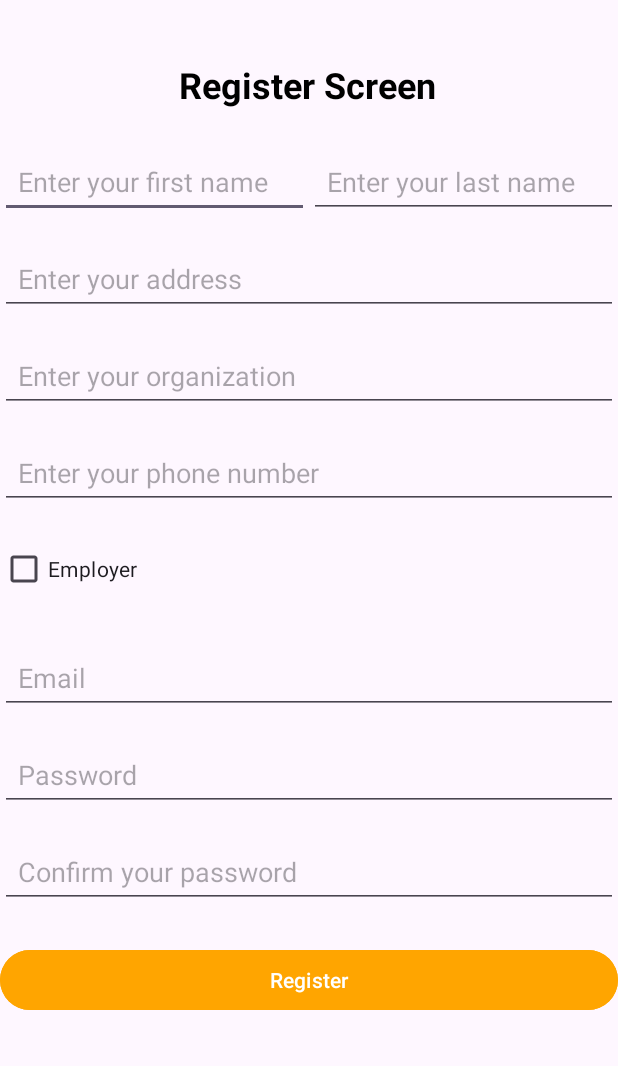
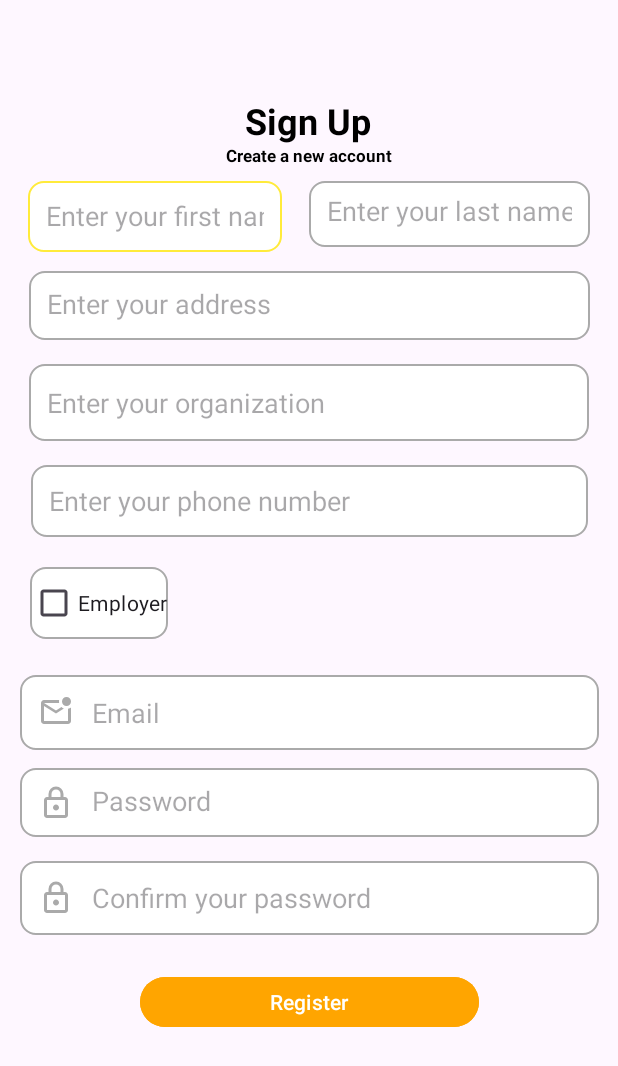
Before and after one commit to ChristopherGarcia1506/SiteSync, an Android app: the screen it shows after launch (RegisterScreen), after a tap on "Register with new account", on a phone screen of 412 x 824 dp. Shown: the top 1066 px of the screen. Run offline under Robolectric (Android 15) with nearby library versions, the phone set to English and light mode, and no system bars; our stand-ins replace Firebase (no records; nobody signed in at launch, a user with empty details on screens opened directly); 2 other taps on this screen came first.

Commit message:
Updated Sign up screen UI

```diff
--- /dev/null
+++ b/sitesyncmanagement/src/main/res/drawable/custom_input.xml
@@ -0,0 +1,19 @@
+<?xml version="1.0" encoding="utf-8"?>
+<selector xmlns:android="http://schemas.android.com/apk/res/android">
+
+    <item android:state_enabled="true" android:state_focused="true">
+        <shape android:shape="rectangle">
+            <solid android:color="@color/white"/>
+            <corners android:radius="10dp"/>
+            <stroke android:color="@color/colorPrimary" android:width="1dp"/>
+        </shape>
+    </item>
+
+    <item android:state_enabled="true" >
+        <shape android:shape="rectangle">
+            <solid android:color="@color/white"/>
+            <corners android:radius="10dp"/>
+            <stroke android:color="@color/DarkGrey" android:width="1dp"/>
+        </shape>
+    </item>
+</selector>
--- /dev/null
+++ b/sitesyncmanagement/src/main/res/drawable/outline_lock_24.xml
@@ -0,0 +1,10 @@
+<vector xmlns:android="http://schemas.android.com/apk/res/android"
+    android:height="24dp"
+    android:viewportHeight="960"
+    android:viewportWidth="960"
+    android:width="24dp">
+
+    <path android:fillColor="@android:color/darker_gray"
+        android:pathData="M240,880Q207,880 183.5,856.5Q160,833 160,800L160,400Q160,367 183.5,343.5Q207,320 240,320L280,320L280,240Q280,157 338.5,98.5Q397,40 480,40Q563,40 621.5,98.5Q680,157 680,240L680,320L720,320Q753,320 776.5,343.5Q800,367 800,400L800,800Q800,833 776.5,856.5Q753,880 720,880L240,880ZM240,800L720,800Q720,800 720,800Q720,800 720,800L720,400Q720,400 720,400Q720,400 720,400L240,400Q240,400 240,400Q240,400 240,400L240,800Q240,800 240,800Q240,800 240,800ZM480,680Q513,680 536.5,656.5Q560,633 560,600Q560,567 536.5,543.5Q513,520 480,520Q447,520 423.5,543.5Q400,567 400,600Q400,633 423.5,656.5Q447,680 480,680ZM360,320L600,320L600,240Q600,190 565,155Q530,120 480,120Q430,120 395,155Q360,190 360,240L360,320ZM240,800Q240,800 240,800Q240,800 240,800L240,400Q240,400 240,400Q240,400 240,400L240,400Q240,400 240,400Q240,400 240,400L240,800Q240,800 240,800Q240,800 240,800Z"/>
+
+</vector>
--- /dev/null
+++ b/sitesyncmanagement/src/main/res/drawable/outline_mark_email_unread_24.xml
@@ -0,0 +1,10 @@
+<vector xmlns:android="http://schemas.android.com/apk/res/android"
+    android:height="24dp"
+    android:viewportHeight="960"
+    android:viewportWidth="960"
+    android:width="24dp">
+
+    <path android:fillColor="@android:color/darker_gray"
+        android:pathData="M160,800Q127,800 103.5,776.5Q80,753 80,720L80,240Q80,207 103.5,183.5Q127,160 160,160L564,160Q560,180 560,200Q560,220 564,240L160,240L480,440L626,349Q640,362 656.5,371.5Q673,381 691,388L480,520L160,320L160,720Q160,720 160,720Q160,720 160,720L800,720Q800,720 800,720Q800,720 800,720L800,396Q823,391 843,382Q863,373 880,360L880,720Q880,753 856.5,776.5Q833,800 800,800L160,800ZM160,240L160,240L160,240L160,720Q160,720 160,720Q160,720 160,720L160,720Q160,720 160,720Q160,720 160,720L160,240Q160,240 160,240Q160,240 160,240Q160,240 160,240Q160,240 160,240ZM760,320Q710,320 675,285Q640,250 640,200Q640,150 675,115Q710,80 760,80Q810,80 845,115Q880,150 880,200Q880,250 845,285Q810,320 760,320Z"/>
+
+</vector>
--- a/sitesyncmanagement/src/main/res/layout/register_screen.xml
+++ b/sitesyncmanagement/src/main/res/layout/register_screen.xml
@@ -9,133 +9,170 @@
         android:id="@+id/RegisterTitle"
         android:layout_width="wrap_content"
         android:layout_height="wrap_content"
-        android:layout_marginTop="40dp"
-        android:text="@string/register_title"
+        android:layout_marginTop="64dp"
+        android:text="@string/sign_up"
         android:textColor="@color/black"
         android:textSize="24sp"
         android:textStyle="bold"
         app:layout_constraintEnd_toEndOf="parent"
-        app:layout_constraintHorizontal_bias="0.497"
+        app:layout_constraintHorizontal_bias="0.498"
+        app:layout_constraintStart_toStartOf="parent"
+        app:layout_constraintTop_toTopOf="parent" />
+
+
+    <TextView
+        android:id="@+id/CreateNewaccount"
+        android:layout_width="wrap_content"
+        android:layout_height="wrap_content"
+        android:layout_marginTop="96dp"
+        android:text="@string/create_a_new_account"
+        android:textColor="@color/black"
+        android:textSize="11sp"
+        android:textStyle="bold"
+        app:layout_constraintEnd_toEndOf="parent"
         app:layout_constraintStart_toStartOf="parent"
         app:layout_constraintTop_toTopOf="parent" />
 
     <EditText
         android:id="@+id/firstname"
-        android:layout_width="0dp"
-        android:layout_height="wrap_content"
+        android:layout_width="169dp"
+        android:layout_height="47dp"
+        android:layout_marginTop="24dp"
+        android:background="@drawable/custom_input"
+        android:drawablePadding="12dp"
         android:hint="@string/first_name"
         android:inputType="text"
         android:padding="12dp"
-        app:layout_constraintTop_toBottomOf="@id/RegisterTitle"
+        app:layout_constraintEnd_toStartOf="@id/lastname"
         app:layout_constraintStart_toStartOf="parent"
-        app:layout_constraintEnd_toStartOf="@id/lastname"
-        android:layout_marginTop="24dp" />
+        app:layout_constraintTop_toBottomOf="@id/RegisterTitle" />
 
     <EditText
         android:id="@+id/lastname"
-        android:layout_width="0dp"
-        android:layout_height="wrap_content"
+        android:layout_width="187dp"
+        android:layout_height="44dp"
+        android:layout_marginTop="24dp"
+        android:background="@drawable/custom_input"
+        android:drawablePadding="12dp"
         android:hint="@string/last_name"
         android:inputType="text"
         android:padding="12dp"
-        app:layout_constraintTop_toBottomOf="@id/RegisterTitle"
+        app:layout_constraintEnd_toEndOf="parent"
         app:layout_constraintStart_toEndOf="@id/firstname"
-        app:layout_constraintEnd_toEndOf="parent"
-        android:layout_marginTop="24dp" />
+        app:layout_constraintTop_toBottomOf="@id/RegisterTitle" />
 
     <EditText
         android:id="@+id/address"
-        android:layout_width="0dp"
-        android:layout_height="wrap_content"
+        android:layout_width="374dp"
+        android:layout_height="46dp"
+        android:layout_marginTop="16dp"
+        android:background="@drawable/custom_input"
+        android:drawablePadding="12dp"
         android:hint="@string/address_hint"
         android:inputType="textPostalAddress"
         android:padding="12dp"
-        app:layout_constraintTop_toBottomOf="@id/lastname"
+        app:layout_constraintEnd_toEndOf="parent"
         app:layout_constraintStart_toStartOf="parent"
-        app:layout_constraintEnd_toEndOf="parent"
-        android:layout_marginTop="16dp"/>
+        app:layout_constraintTop_toBottomOf="@id/lastname" />
 
     <EditText
         android:id="@+id/Organization"
-        android:layout_width="0dp"
-        android:layout_height="wrap_content"
+        android:layout_width="373dp"
+        android:layout_height="51dp"
+        android:layout_marginTop="16dp"
+        android:background="@drawable/custom_input"
+        android:drawablePadding="12dp"
         android:hint="@string/organization_hint"
         android:inputType="text"
         android:padding="12dp"
-        app:layout_constraintTop_toBottomOf="@id/address"
+        app:layout_constraintEnd_toEndOf="parent"
         app:layout_constraintStart_toStartOf="parent"
-        app:layout_constraintEnd_toEndOf="parent"
-        android:layout_marginTop="16dp"/>
+        app:layout_constraintTop_toBottomOf="@id/address" />
 
     <EditText
         android:id="@+id/phonenumber"
-        android:layout_width="0dp"
-        android:layout_height="wrap_content"
+        android:layout_width="371dp"
+        android:layout_height="48dp"
+        android:layout_marginTop="16dp"
+        android:background="@drawable/custom_input"
+        android:drawablePadding="12dp"
         android:hint="@string/phone_hint"
         android:inputType="phone"
         android:padding="12dp"
-        app:layout_constraintTop_toBottomOf="@id/Organization"
+        app:layout_constraintEnd_toEndOf="parent"
         app:layout_constraintStart_toStartOf="parent"
-        app:layout_constraintEnd_toEndOf="parent"
-        android:layout_marginTop="16dp"/>
+        app:layout_constraintTop_toBottomOf="@id/Organization" />
 
     <CheckBox
         android:id="@+id/employerCheckBox"
         android:layout_width="0dp"
         android:layout_height="wrap_content"
-        app:layout_constraintTop_toBottomOf="@id/phonenumber"
+        android:layout_marginStart="20dp"
+        android:layout_marginTop="20dp"
+        android:background="@drawable/custom_input"
+        android:drawablePadding="12dp"
+        android:text="@string/employer"
         app:layout_constraintStart_toStartOf="parent"
-        android:layout_marginTop="16dp"
-        android:text="@string/employer" />
+        app:layout_constraintTop_toBottomOf="@id/phonenumber" />
 
     <EditText
         android:id="@+id/emailInput"
-        android:layout_width="0dp"
-        android:layout_height="wrap_content"
+        android:layout_width="386dp"
+        android:layout_height="50dp"
+        android:layout_marginTop="24dp"
+        android:background="@drawable/custom_input"
+        android:drawableStart="@drawable/outline_mark_email_unread_24"
+        android:drawablePadding="12dp"
         android:hint="@string/email"
         android:inputType="textEmailAddress"
         android:padding="12dp"
-        app:layout_constraintTop_toBottomOf="@id/employerCheckBox"
+        app:layout_constraintEnd_toEndOf="parent"
         app:layout_constraintStart_toStartOf="parent"
-        app:layout_constraintEnd_toEndOf="parent"
-        android:layout_marginTop="24dp"/>
+        app:layout_constraintTop_toBottomOf="@id/employerCheckBox" />
 
     <EditText
         android:id="@+id/passwordInput"
-        android:layout_width="0dp"
-        android:layout_height="wrap_content"
+        android:layout_width="386dp"
+        android:layout_height="46dp"
+        android:layout_marginTop="12dp"
+        android:background="@drawable/custom_input"
+        android:drawableStart="@drawable/outline_lock_24"
+        android:drawablePadding="12dp"
         android:hint="@string/password"
         android:inputType="textPassword"
         android:maxLength="20"
         android:padding="12dp"
-        app:layout_constraintTop_toBottomOf="@id/emailInput"
+        app:layout_constraintEnd_toEndOf="parent"
+        app:layout_constraintHorizontal_bias="0.516"
         app:layout_constraintStart_toStartOf="parent"
-        app:layout_constraintEnd_toEndOf="parent"
-        android:layout_marginTop="16dp"/>
+        app:layout_constraintTop_toBottomOf="@id/emailInput" />
+
 
     <EditText
         android:id="@+id/passwordConfirm"
-        android:layout_width="0dp"
-        android:layout_height="wrap_content"
+        android:layout_width="386dp"
+        android:layout_height="49dp"
+        android:layout_marginTop="16dp"
+        android:background="@drawable/custom_input"
+        android:drawablePadding="12dp"
+        android:drawableStart="@drawable/outline_lock_24"
         android:hint="@string/confirm_your_password"
         android:inputType="textPassword"
         android:padding="12dp"
-        app:layout_constraintTop_toBottomOf="@id/passwordInput"
+        app:layout_constraintEnd_toEndOf="parent"
         app:layout_constraintStart_toStartOf="parent"
-        app:layout_constraintEnd_toEndOf="parent"
-        android:layout_marginTop="16dp"/>
-
+        app:layout_constraintTop_toBottomOf="@id/passwordInput" />
 
     <Button
         android:id="@+id/RegisterButton1"
-        android:layout_width="0dp"
-        android:layout_height="wrap_content"
+        android:layout_width="226dp"
+        android:layout_height="41dp"
+        android:layout_marginTop="24dp"
+        android:backgroundTint="@color/orange"
         android:text="@string/register"
         android:textColor="@color/white"
-        app:layout_constraintTop_toBottomOf="@id/passwordConfirm"
+        app:layout_constraintEnd_toEndOf="parent"
         app:layout_constraintStart_toStartOf="parent"
-        app:layout_constraintEnd_toEndOf="parent"
-        android:layout_marginTop="24dp"
-        android:backgroundTint="@color/orange"/>
+        app:layout_constraintTop_toBottomOf="@id/passwordConfirm" />
 
 </androidx.constraintlayout.widget.ConstraintLayout>
--- a/sitesyncmanagement/src/main/res/values/colors.xml
+++ b/sitesyncmanagement/src/main/res/values/colors.xml
@@ -4,5 +4,6 @@
     <color name="splash_background">#AB7BFF</color>
     <color name="blue"> #8392fe</color>
     <color name="orange"> #FFA500</color>
-
+    <color name= "colorPrimary">#FFEB3B</color>
+    <color name= "DarkGrey">#AAAAAA</color>
 </resources>
--- a/sitesyncmanagement/src/main/res/values/strings.xml
+++ b/sitesyncmanagement/src/main/res/values/strings.xml
@@ -65,4 +65,6 @@ Tyler Meira (N01432291) 0CA
     <string name="your_feedback">Your feedback</string>
     <string name="submit_button_feedback">Submit</string>
     <string name="feedback_screen">Feedback Screen</string>
+    <string name="sign_up">Sign Up</string>
+    <string name="create_a_new_account">Create a new account</string>
 </resources>
```
